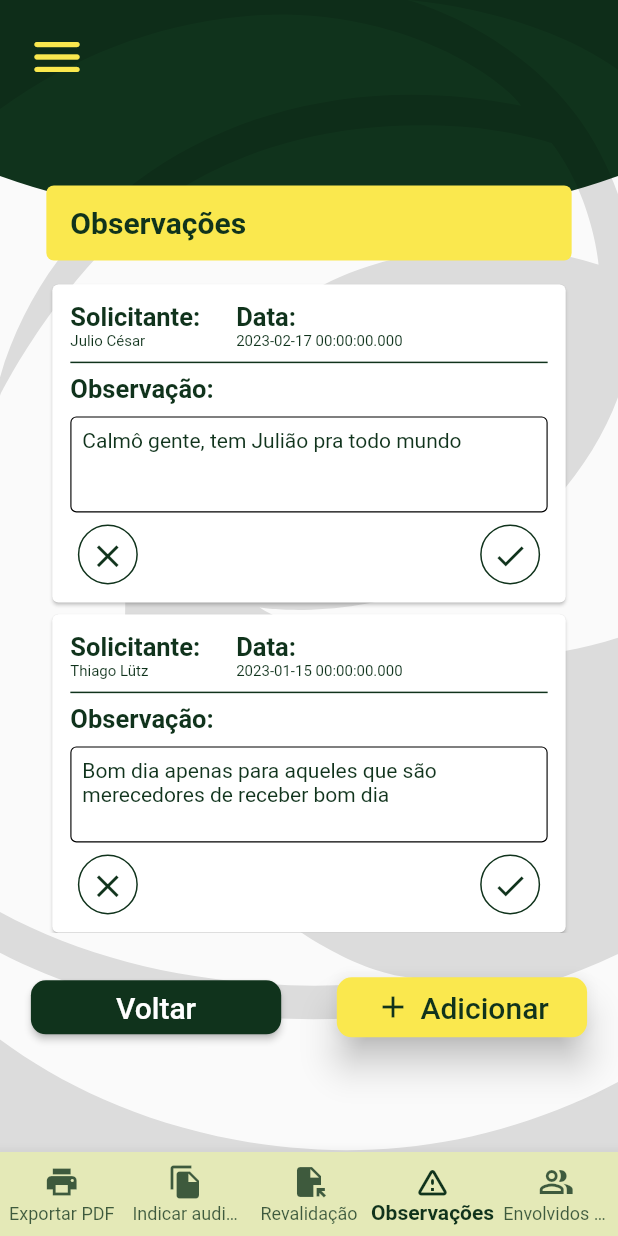
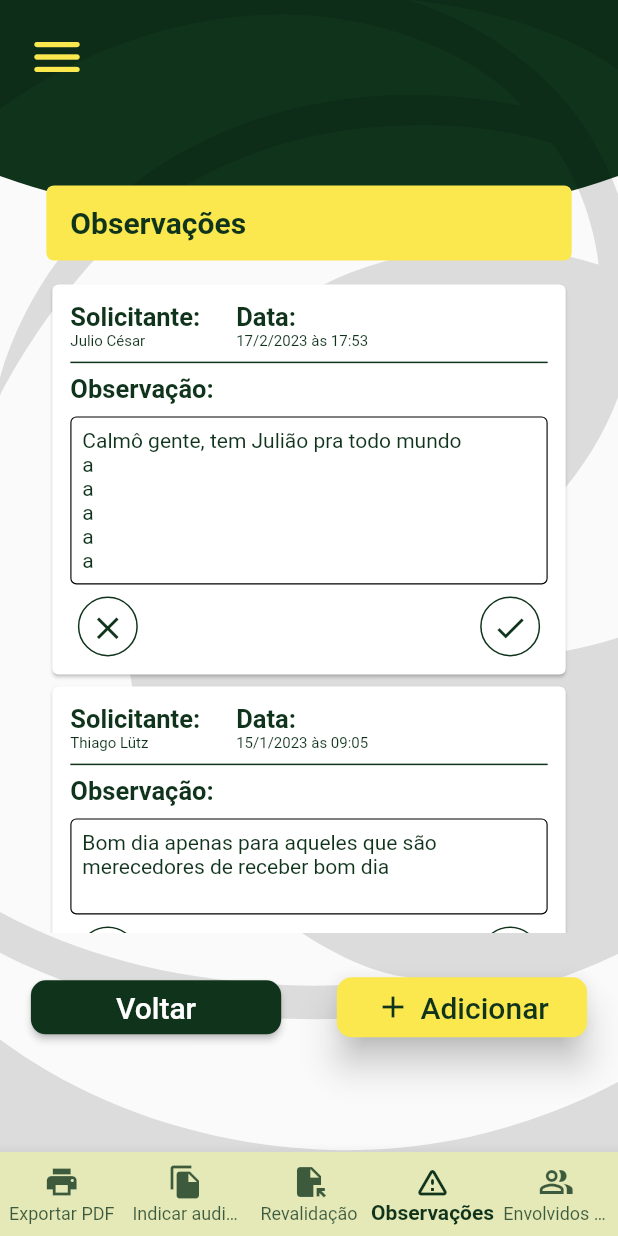
Before and after one commit to lutzzdias/eldorado-ui, a Flutter app: the screen it shows after launch, on a phone screen of 412 x 824 dp. Run offline on Flutter 3.47's test engine with Material 2 defaults, Android fonts, the phone set to English and light mode, and no system bars; our stand-ins replace flutter_svg.

Commit message:
Fix date formatting

```diff
--- a/lib/src/features/observation/presentation/list_observations/list_observations_screen.dart
+++ b/lib/src/features/observation/presentation/list_observations/list_observations_screen.dart
@@ -16,23 +16,23 @@ class ListObservationsScreen extends StatelessWidget {
   List<Observation> observations = [
     Observation(
       requester: 'Julio César',
-      date: DateTime(2023, 02, 17),
-      content: 'Calmô gente, tem Julião pra todo mundo',
+      date: DateTime(2023, 02, 17, 17, 53),
+      content: 'Calmô gente, tem Julião pra todo mundo\na\na\na\na\na\nasdfsdf',
     ),
     Observation(
       requester: 'Thiago Lütz',
-      date: DateTime(2023, 01, 15),
+      date: DateTime(2023, 01, 15, 9, 5),
       content:
           'Bom dia apenas para aqueles que são merecedores de receber bom dia',
     ),
     Observation(
       requester: 'Víto Oliveira',
-      date: DateTime(2023, 02, 14),
+      date: DateTime(2023, 02, 14, 13, 15),
       content: 'Sou envolvido com o Julio...',
     ),
     Observation(
       requester: 'Julio César',
-      date: DateTime(2023, 02, 01),
+      date: DateTime(2023, 02, 01, 18),
       content: 'Isso pode gerar algumas complicações...',
     ),
   ];
--- a/lib/src/features/observation/presentation/list_observations/widgets/observation_item_header.dart
+++ b/lib/src/features/observation/presentation/list_observations/widgets/observation_item_header.dart
@@ -49,7 +49,7 @@ class ObservationItemHeader extends StatelessWidget {
               ),
             ),
             Text(
-              date.toString(),
+              '${date.day.toString()}/${date.month.toString()}/${date.year.toString()} às ${date.hour.toString().padLeft(2, '0')}:${date.minute.toString().padLeft(2, '0')}',
               style: const TextStyle(
                 color: CustomColors.darkGreen,
                 fontSize: 10,
```
